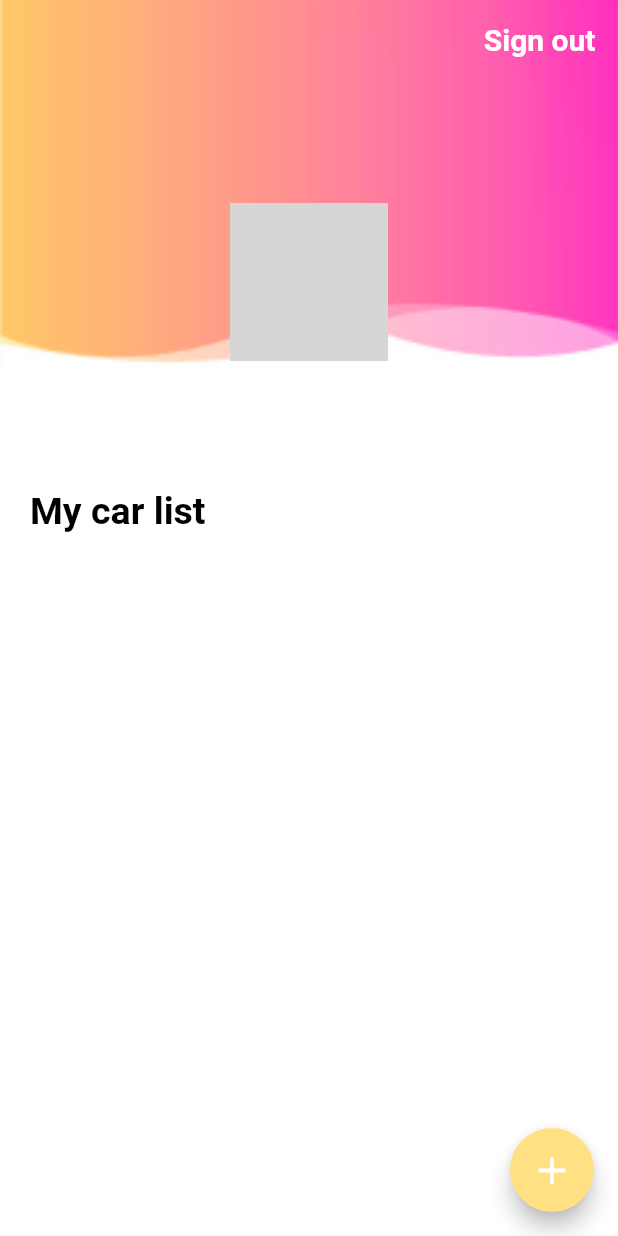
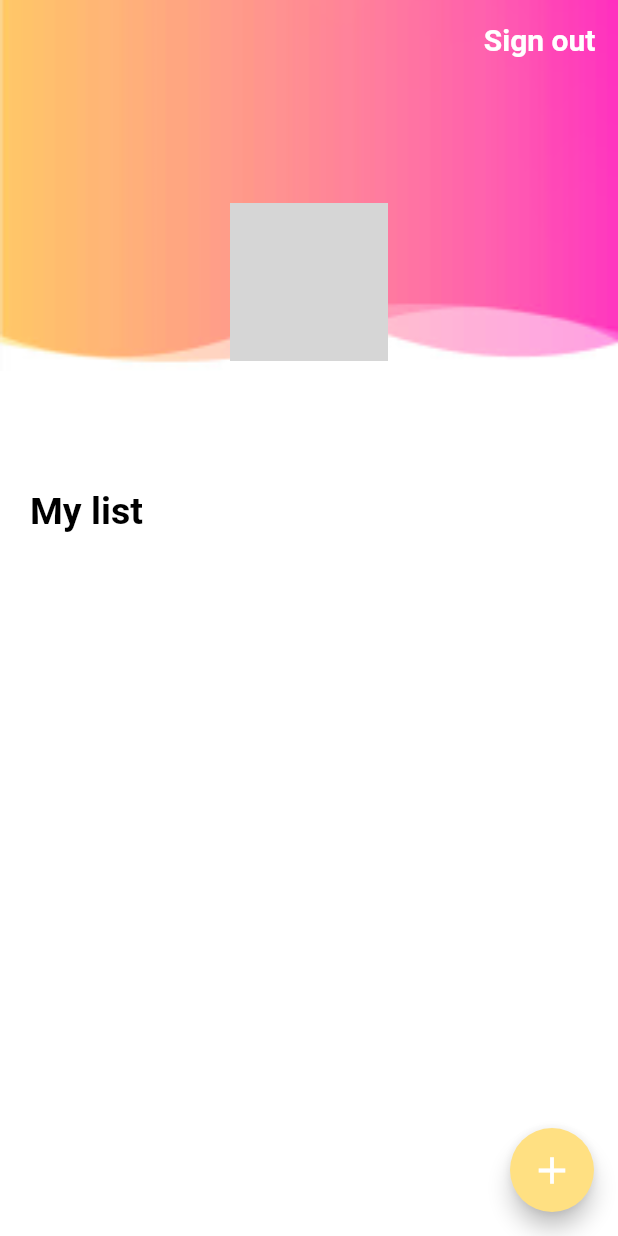
Before and after one commit to tuanvu9981/firebase_getx, a Flutter app: the screen it shows once a user with an empty profile is signed in, on a phone screen of 412 x 824 dp. Run offline on Flutter 3.47's test engine with Material 2 defaults, Android fonts, the phone set to English and light mode, and no system bars; our stand-ins replace cloud_firestore, firebase_auth, firebase_core, firebase_storage, get, image_picker; accounts and stored records are empty; network calls fail; grey boxes are pictures that could not be loaded.

```diff
--- a/lib/screens/welcome_screen.dart
+++ b/lib/screens/welcome_screen.dart
@@ -204,7 +204,7 @@ class WelcomeScreenState extends State<WelcomeScreen> {
               crossAxisAlignment: CrossAxisAlignment.start,
               children: [
                 const Text(
-                  "My car list",
+                  "My list",
                   style: TextStyle(
                     fontWeight: FontWeight.bold,
                     fontSize: 25.0,
```
Also changed, not shown: lib/widgets/car_card.dart (+11 -5 lines).
